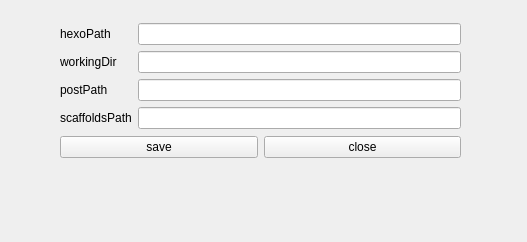
First picture: the form in config.ui, repository weloe/hexo-commander, before the edit.
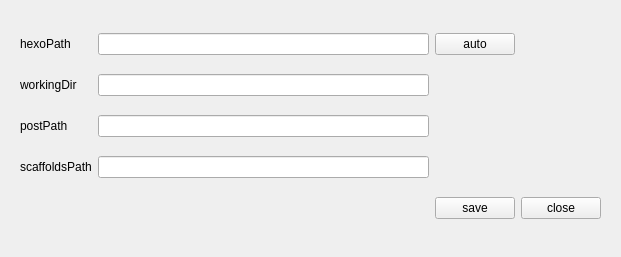
Second picture: the form after the edit.

Commit message: feat: update layout

Patch:
```diff
--- a/config.ui
+++ b/config.ui
@@ -6,82 +6,114 @@
    <rect>
     <x>0</x>
     <y>0</y>
-    <width>527</width>
-    <height>242</height>
+    <width>621</width>
+    <height>257</height>
    </rect>
   </property>
   <property name="windowTitle">
    <string>config</string>
   </property>
-  <widget class="QWidget" name="">
-   <property name="geometry">
-    <rect>
-     <x>60</x>
-     <y>22</y>
-     <width>401</width>
-     <height>137</height>
-    </rect>
-   </property>
    <layout class="QGridLayout" name="gridLayout_2">
     <item row="0" column="0">
-     <layout class="QVBoxLayout" name="verticalLayout_3">
-      <item>
+    <widget class="QWidget" name="widget_2" native="true">
        <layout class="QGridLayout" name="gridLayout">
-        <item row="0" column="1">
-         <layout class="QVBoxLayout" name="verticalLayout_2">
-          <item>
-           <widget class="QLineEdit" name="hexoPathEdit"/>
-          </item>
-          <item>
-           <widget class="QLineEdit" name="workingDirEdit"/>
-          </item>
-          <item>
-           <widget class="QLineEdit" name="postPathEdit"/>
-          </item>
-          <item>
-           <widget class="QLineEdit" name="scaffoldsPathEdit"/>
-          </item>
-         </layout>
+      <item row="2" column="1">
+       <widget class="QLineEdit" name="postPathEdit">
+        <property name="maximumSize">
+         <size>
+          <width>16777209</width>
+          <height>16777215</height>
+         </size>
+        </property>
+       </widget>
         </item>
         <item row="0" column="0">
-         <layout class="QVBoxLayout" name="verticalLayout">
-          <item>
            <widget class="QLabel" name="hexoPathLabel">
             <property name="text">
              <string>hexoPath</string>
             </property>
            </widget>
           </item>
-          <item>
+      <item row="1" column="0">
            <widget class="QLabel" name="workingDirLabel">
             <property name="text">
              <string>workingDir</string>
             </property>
            </widget>
           </item>
-          <item>
+      <item row="0" column="2">
+       <widget class="QPushButton" name="hexoPathCheckButton">
+        <property name="sizePolicy">
+         <sizepolicy hsizetype="Minimum" vsizetype="Fixed">
+          <horstretch>0</horstretch>
+          <verstretch>0</verstretch>
+         </sizepolicy>
+        </property>
+        <property name="maximumSize">
+         <size>
+          <width>200</width>
+          <height>16777215</height>
+         </size>
+        </property>
+        <property name="layoutDirection">
+         <enum>Qt::RightToLeft</enum>
+        </property>
+        <property name="text">
+         <string>auto</string>
+        </property>
+       </widget>
+      </item>
+      <item row="3" column="1">
+       <widget class="QLineEdit" name="scaffoldsPathEdit"/>
+      </item>
+      <item row="1" column="1">
+       <widget class="QLineEdit" name="workingDirEdit">
+        <property name="maximumSize">
+         <size>
+          <width>16777215</width>
+          <height>16777215</height>
+         </size>
+        </property>
+       </widget>
+      </item>
+      <item row="4" column="3">
+       <widget class="QPushButton" name="pushButton">
+        <property name="maximumSize">
+         <size>
+          <width>200</width>
+          <height>16777215</height>
+         </size>
+        </property>
+        <property name="text">
+         <string>close</string>
+        </property>
+       </widget>
+      </item>
+      <item row="2" column="0">
            <widget class="QLabel" name="postPathLabel">
             <property name="text">
              <string>postPath</string>
             </property>
            </widget>
           </item>
-          <item>
+      <item row="3" column="0">
            <widget class="QLabel" name="scaffoldsPathLabel">
             <property name="text">
              <string>scaffoldsPath</string>
             </property>
            </widget>
           </item>
-         </layout>
-        </item>
-       </layout>
-      </item>
-     </layout>
-    </item>
-    <item row="1" column="0">
-     <layout class="QHBoxLayout" name="horizontalLayout">
-      <item>
+      <item row="0" column="1">
+       <widget class="QLineEdit" name="hexoPathEdit">
+        <property name="maximumSize">
+         <size>
+          <width>16777215</width>
+          <height>16777215</height>
+         </size>
+        </property>
+       </widget>
+      </item>
+      <item row="4" column="2">
        <widget class="QPushButton" name="saveButton">
         <property name="maximumSize">
          <size>
@@ -94,17 +126,10 @@
         </property>
        </widget>
       </item>
-      <item>
-       <widget class="QPushButton" name="pushButton">
-        <property name="text">
-         <string>close</string>
-        </property>
+     </layout>
        </widget>
       </item>
      </layout>
-    </item>
-   </layout>
-  </widget>
  </widget>
  <resources/>
  <connections/>
```
Lines whose indentation alone changed are shown as unchanged. The commit also changes 2 other files.
